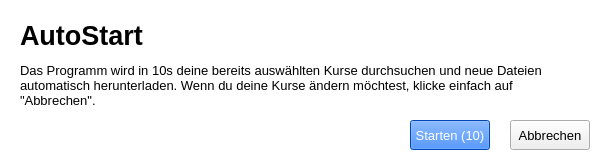
Before: the Qt Designer form IliasCrawler/resources/AutoStartView.ui in HannesHipp/IliasCrawler, drawn with Qt 5.
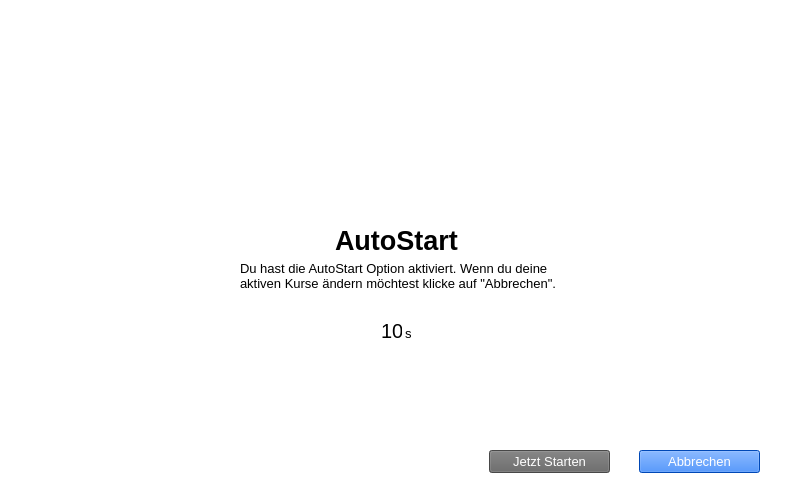
After: the same form once the commit is applied.

```diff
--- a/IliasCrawler/resources/AutoStartView.ui
+++ b/IliasCrawler/resources/AutoStartView.ui
@@ -6,27 +6,164 @@
    <rect>
     <x>0</x>
     <y>0</y>
-    <width>613</width>
-    <height>163</height>
+    <width>800</width>
+    <height>500</height>
    </rect>
   </property>
-  <widget class="QLabel" name="description">
+  <property name="windowTitle">
+   <string>Form</string>
+  </property>
+  <widget class="QWidget" name="widget" native="true">
    <property name="geometry">
     <rect>
-     <x>20</x>
-     <y>60</y>
-     <width>571</width>
-     <height>51</height>
+     <x>-1</x>
+     <y>0</y>
+     <width>801</width>
+     <height>500</height>
+    </rect>
+   </property>
+   <property name="font">
+    <font>
+     <family>Segoe UI</family>
+     <pointsize>15</pointsize>
+    </font>
+   </property>
+   <property name="styleSheet">
+    <string notr="true">background-color: rgb(255, 255, 255)</string>
+   </property>
+   <widget class="QLabel" name="label_timer">
+    <property name="geometry">
+     <rect>
+      <x>382</x>
+      <y>320</y>
+      <width>21</width>
+      <height>21</height>
+     </rect>
+    </property>
+    <property name="font">
+     <font>
+      <family>Segoe UI</family>
+      <pointsize>15</pointsize>
+     </font>
+    </property>
+    <property name="text">
+     <string>10</string>
+    </property>
+   </widget>
+   <widget class="QLabel" name="label_seconds">
+    <property name="geometry">
+     <rect>
+      <x>406</x>
+      <y>318</y>
+      <width>16</width>
+      <height>31</height>
+     </rect>
+    </property>
+    <property name="font">
+     <font>
+      <family>Segoe UI</family>
+      <pointsize>10</pointsize>
+      <weight>50</weight>
+      <italic>false</italic>
+      <bold>false</bold>
+     </font>
+    </property>
+    <property name="styleSheet">
+     <string notr="true">color: rgb(0, 0, 0);
+font: 10pt &quot;Segoe UI&quot;;</string>
+    </property>
+    <property name="text">
+     <string>s</string>
+    </property>
+    <property name="wordWrap">
+     <bool>true</bool>
+    </property>
+   </widget>
+   <widget class="QPushButton" name="button_cancel">
+    <property name="geometry">
+     <rect>
+      <x>640</x>
+      <y>450</y>
+      <width>121</width>
+      <height>23</height>
+     </rect>
+    </property>
+    <property name="font">
+     <font>
+      <family>Segoe UI</family>
+      <pointsize>10</pointsize>
+     </font>
+    </property>
+    <property name="styleSheet">
+     <string notr="true">background-color: rgb(0, 101, 255);
+color: rgb(255, 255, 255);
+border-radius: 20p;</string>
+    </property>
+    <property name="text">
+     <string>Abbrechen</string>
+    </property>
+    <property name="checkable">
+     <bool>false</bool>
+    </property>
+    <property name="checked">
+     <bool>false</bool>
+    </property>
+   </widget>
+   <widget class="QPushButton" name="button_start">
+    <property name="geometry">
+     <rect>
+      <x>490</x>
+      <y>450</y>
+      <width>121</width>
+      <height>23</height>
+     </rect>
+    </property>
+    <property name="font">
+     <font>
+      <family>Segoe UI</family>
+      <pointsize>10</pointsize>
+     </font>
+    </property>
+    <property name="styleSheet">
+     <string notr="true">background-color: rgb(101, 101, 101);
+color: rgb(255, 255, 255);
+border-radius: 20p;</string>
+    </property>
+    <property name="text">
+     <string>Jetzt Starten</string>
+    </property>
+    <property name="checkable">
+     <bool>false</bool>
+    </property>
+    <property name="checked">
+     <bool>false</bool>
+    </property>
+   </widget>
+  </widget>
+  <widget class="QLabel" name="label_description">
+   <property name="geometry">
+    <rect>
+     <x>240</x>
+     <y>260</y>
+     <width>321</width>
+     <height>31</height>
     </rect>
    </property>
    <property name="font">
     <font>
      <family>Segoe UI</family>
      <pointsize>10</pointsize>
+     <weight>50</weight>
+     <italic>false</italic>
+     <bold>false</bold>
     </font>
    </property>
+   <property name="styleSheet">
+    <string notr="true">color: rgb(0, 0, 0);
+font: 10pt &quot;Segoe UI&quot;;</string>
+   </property>
    <property name="text">
-    <string>Das Programm wird in 10s deine bereits auswählten Kurse durchsuchen und neue Dateien automatisch herunterladen. Wenn du deine Kurse ändern möchtest, klicke einfach auf &quot;Abbrechen&quot;.</string>
+    <string>Du hast die AutoStart Option aktiviert. Wenn du deine aktiven Kurse ändern möchtest klicke auf &quot;Abbrechen&quot;. </string>
    </property>
    <property name="wordWrap">
     <bool>true</bool>
@@ -35,10 +172,10 @@
   <widget class="QLabel" name="title">
    <property name="geometry">
     <rect>
-     <x>20</x>
-     <y>20</y>
+     <x>335</x>
+     <y>220</y>
      <width>131</width>
-     <height>31</height>
+     <height>40</height>
     </rect>
    </property>
    <property name="font">
@@ -53,67 +190,6 @@
     <string>AutoStart</string>
    </property>
   </widget>
-  <widget class="QPushButton" name="button_cancel">
-   <property name="geometry">
-    <rect>
-     <x>510</x>
-     <y>120</y>
-     <width>80</width>
-     <height>30</height>
-    </rect>
-   </property>
-   <property name="font">
-    <font>
-     <family>Segoe UI</family>
-     <pointsize>10</pointsize>
-    </font>
-   </property>
-   <property name="text">
-    <string>Abbrechen</string>
-   </property>
-  </widget>
-  <widget class="QPushButton" name="button_start">
-   <property name="geometry">
-    <rect>
-     <x>410</x>
-     <y>120</y>
-     <width>80</width>
-     <height>30</height>
-    </rect>
-   </property>
-   <property name="font">
-    <font>
-     <family>Segoe UI</family>
-     <pointsize>10</pointsize>
-    </font>
-   </property>
-   <property name="styleSheet">
-    <string notr="true">background-color: rgb(0, 101, 255);
-color: rgb(255, 255, 255);
-border-radius: 20p;</string>
-   </property>
-   <property name="text">
-    <string>Starten (10)</string>
-   </property>
-  </widget>
-  <widget class="QWidget" name="background" native="true">
-   <property name="geometry">
-    <rect>
-     <x>0</x>
-     <y>0</y>
-     <width>613</width>
-     <height>163</height>
-    </rect>
-   </property>
-   <property name="styleSheet">
-    <string notr="true">background-color: rgb(255, 255, 255)</string>
-   </property>
-  </widget>
-  <zorder>background</zorder>
-  <zorder>description</zorder>
-  <zorder>title</zorder>
-  <zorder>button_cancel</zorder>
-  <zorder>button_start</zorder>
  </widget>
  <resources/>
  <connections/>
```
Left out of the diff: 10 changed lines with no effect on the pictures.
